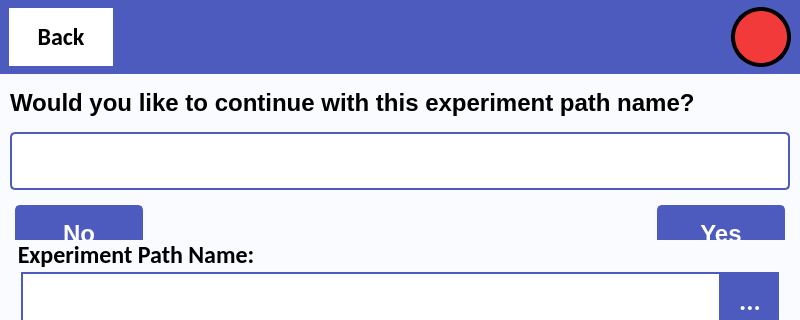
Old version of the form src/user_interface/graphic_user_interface/experiment_run.ui in the repository CFigueroa90894/plasmetry; both pictures show x 0 to 800 and y 0 to 320 of the 800 by 480 pixel window.
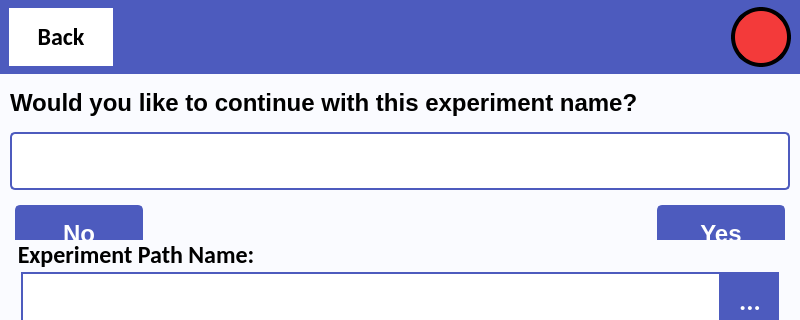
New version of the form.

```diff
--- a/src/user_interface/graphic_user_interface/experiment_run.ui
+++ b/src/user_interface/graphic_user_interface/experiment_run.ui
@@ -324,7 +324,7 @@
               </font>
              </property>
              <property name="text">
-              <string>Would you like to continue with this experiment path name?</string>
+              <string>Would you like to continue with this experiment name?</string>
              </property>
             </widget>
            </item>
```
